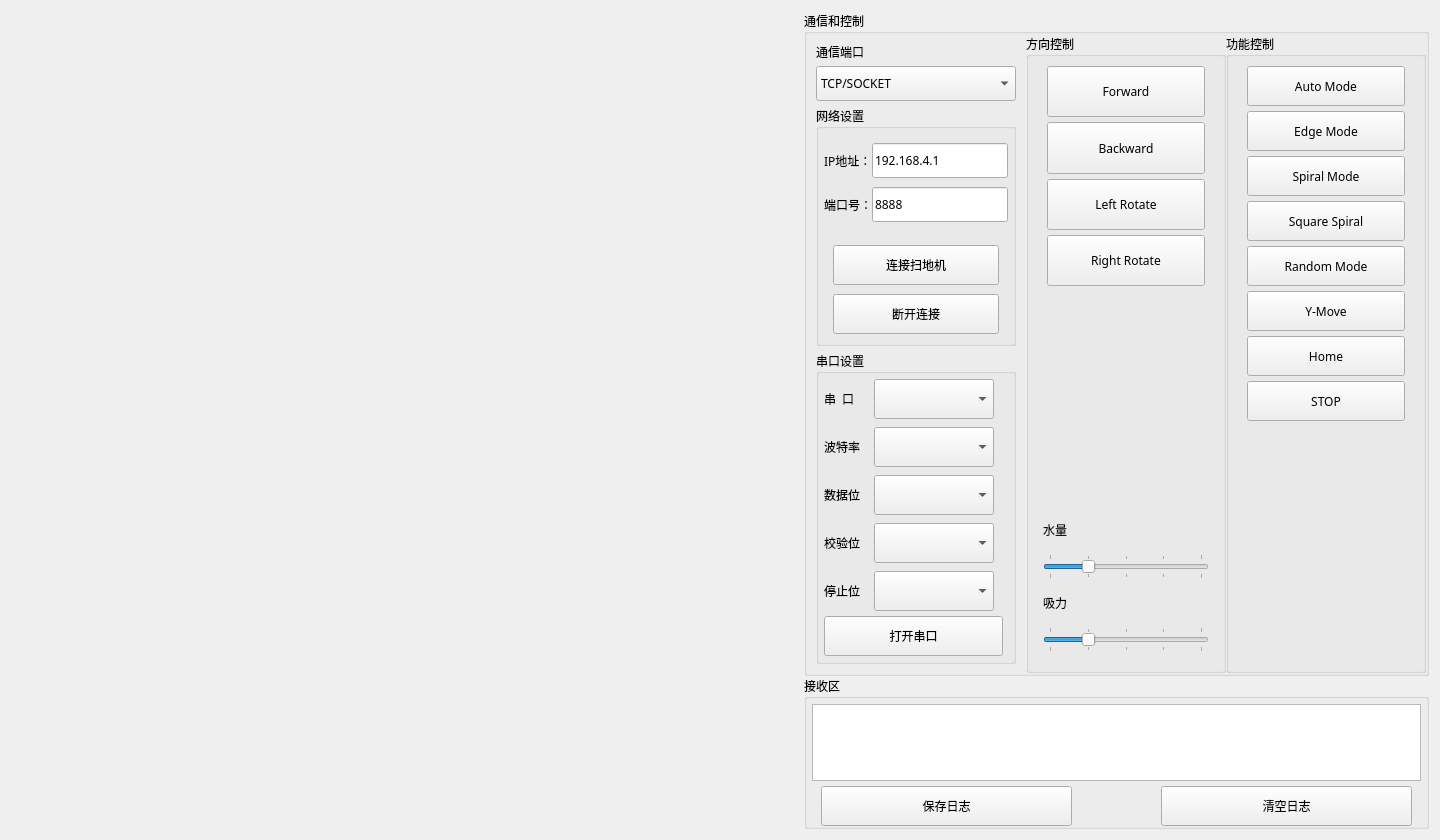
This is sweep_robot_tool/widget.ui in fortune-chen/Sweep_Robot_Tool as Qt 5 draws it before an edit. The edited form follows.
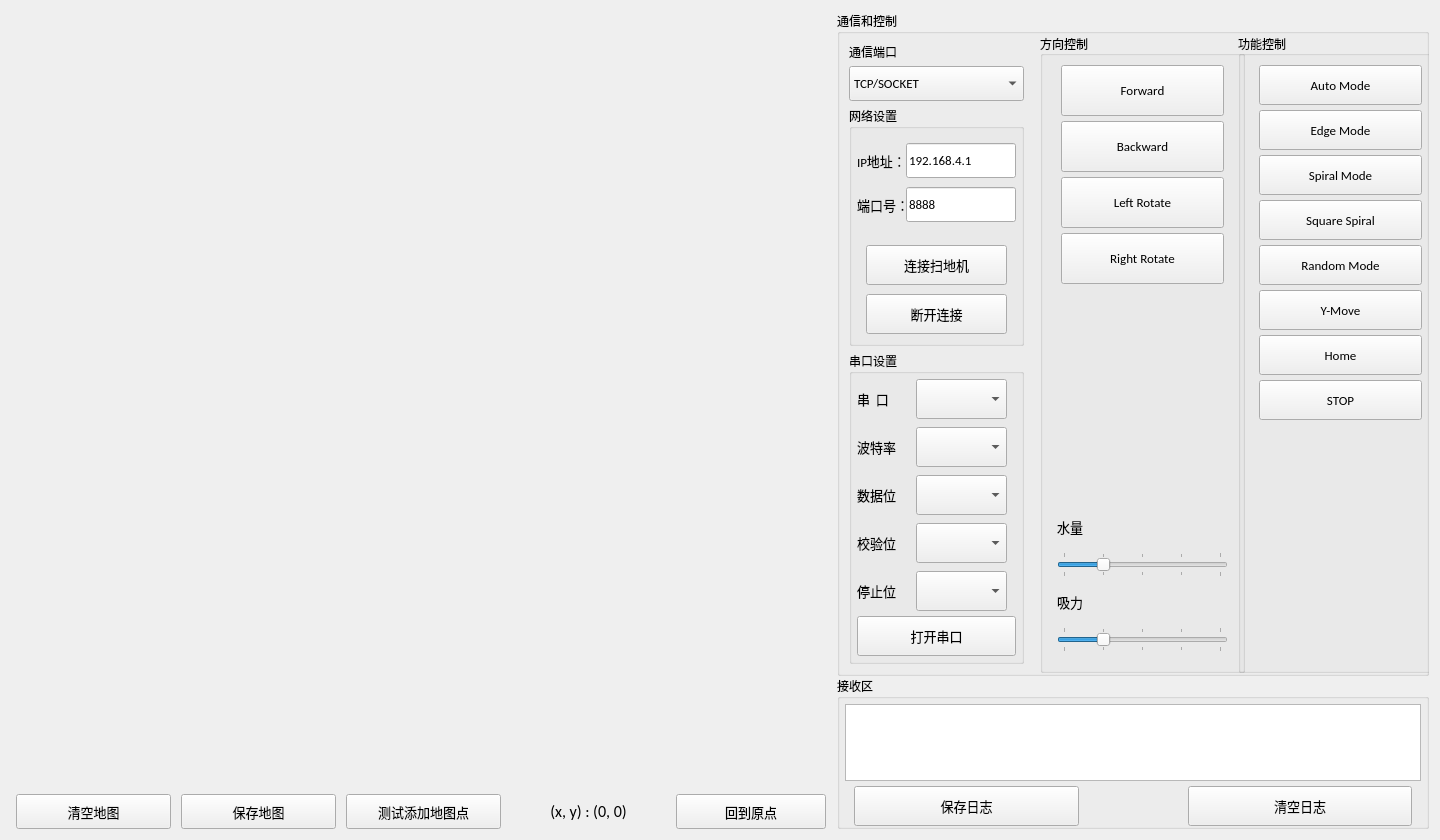
This is the edited form. Icons and pictures are not drawn. Custom widgets are drawn as their Qt base class.

The edit to the form file:
```diff
--- a/sweep_robot_tool/widget.ui
+++ b/sweep_robot_tool/widget.ui
@@ -35,18 +35,169 @@
   <property name="autoFillBackground">
    <bool>true</bool>
   </property>
-  <layout class="QHBoxLayout" name="horizontalLayout_3">
+  <layout class="QHBoxLayout" name="horizontalLayout_5">
    <item>
-    <layout class="QHBoxLayout" name="horizontalLayout">
+    <layout class="QHBoxLayout" name="horizontalLayout_3">
      <item>
-      <widget class="map" name="formWidget" native="true">
-       <property name="minimumSize">
-        <size>
-         <width>787</width>
-         <height>770</height>
-        </size>
-       </property>
-      </widget>
+      <layout class="QVBoxLayout" name="verticalLayout_3">
+       <item>
+        <widget class="map" name="formWidget" native="true">
+         <property name="minimumSize">
+          <size>
+           <width>820</width>
+           <height>770</height>
+          </size>
+         </property>
+        </widget>
+       </item>
+       <item>
+        <layout class="QHBoxLayout" name="horizontalLayout" stretch="1,1,1,1,1">
+         <property name="spacing">
+          <number>10</number>
+         </property>
+         <property name="leftMargin">
+          <number>5</number>
+         </property>
+         <property name="rightMargin">
+          <number>5</number>
+         </property>
+         <item>
+          <widget class="QPushButton" name="btn_clear_map">
+           <property name="sizePolicy">
+            <sizepolicy hsizetype="Expanding" vsizetype="Fixed">
+             <horstretch>0</horstretch>
+             <verstretch>0</verstretch>
+            </sizepolicy>
+           </property>
+           <property name="minimumSize">
+            <size>
+             <width>120</width>
+             <height>35</height>
+            </size>
+           </property>
+           <property name="font">
+            <font>
+             <family>Calibri</family>
+             <pointsize>10</pointsize>
+            </font>
+           </property>
+           <property name="text">
+            <string>清空地图</string>
+           </property>
+          </widget>
+         </item>
+         <item>
+          <widget class="QPushButton" name="btn_save_map">
+           <property name="enabled">
+            <bool>true</bool>
+           </property>
+           <property name="sizePolicy">
+            <sizepolicy hsizetype="Expanding" vsizetype="Fixed">
+             <horstretch>0</horstretch>
+             <verstretch>0</verstretch>
+            </sizepolicy>
+           </property>
+           <property name="minimumSize">
+            <size>
+             <width>120</width>
+             <height>35</height>
+            </size>
+           </property>
+           <property name="font">
+            <font>
+             <family>Calibri</family>
+             <pointsize>10</pointsize>
+            </font>
+           </property>
+           <property name="text">
+            <string>保存地图</string>
+           </property>
+          </widget>
+         </item>
+         <item>
+          <widget class="QPushButton" name="btn_test_add_map_points">
+           <property name="sizePolicy">
+            <sizepolicy hsizetype="Expanding" vsizetype="Fixed">
+             <horstretch>0</horstretch>
+             <verstretch>0</verstretch>
+            </sizepolicy>
+           </property>
+           <property name="minimumSize">
+            <size>
+             <width>120</width>
+             <height>35</height>
+            </size>
+           </property>
+           <property name="font">
+            <font>
+             <family>Calibri</family>
+             <pointsize>10</pointsize>
+            </font>
+           </property>
+           <property name="text">
+            <string>测试添加地图点</string>
+           </property>
+          </widget>
+         </item>
+         <item>
+          <widget class="QLabel" name="m_label_coord">
+           <property name="sizePolicy">
+            <sizepolicy hsizetype="Expanding" vsizetype="Maximum">
+             <horstretch>0</horstretch>
+             <verstretch>0</verstretch>
+            </sizepolicy>
+           </property>
+           <property name="minimumSize">
+            <size>
+             <width>120</width>
+             <height>35</height>
+            </size>
+           </property>
+           <property name="font">
+            <font>
+             <family>Calibri</family>
+             <pointsize>12</pointsize>
+            </font>
+           </property>
+           <property name="layoutDirection">
+            <enum>Qt::RightToLeft</enum>
+           </property>
+           <property name="text">
+            <string>(x, y) : (0, 0)</string>
+           </property>
+           <property name="alignment">
+            <set>Qt::AlignCenter</set>
+           </property>
+          </widget>
+         </item>
+         <item>
+          <widget class="QPushButton" name="btn_focus_map">
+           <property name="sizePolicy">
+            <sizepolicy hsizetype="Fixed" vsizetype="Fixed">
+             <horstretch>0</horstretch>
+             <verstretch>0</verstretch>
+            </sizepolicy>
+           </property>
+           <property name="minimumSize">
+            <size>
+             <width>150</width>
+             <height>35</height>
+            </size>
+           </property>
+           <property name="font">
+            <font>
+             <family>Calibri</family>
+             <pointsize>10</pointsize>
+            </font>
+           </property>
+           <property name="text">
+            <string>回到原点</string>
+           </property>
+          </widget>
+         </item>
+        </layout>
+       </item>
+      </layout>
      </item>
      <item>
       <layout class="QVBoxLayout" name="v2_settings">
@@ -102,13 +253,19 @@
            <number>0</number>
           </property>
           <item row="0" column="0">
-           <layout class="QGridLayout" name="gridLayout_11" columnminimumwidth="1,1,1,0">
+           <layout class="QGridLayout" name="gridLayout_11" columnminimumwidth="1,1,1,1">
             <property name="leftMargin">
              <number>0</number>
             </property>
             <property name="rightMargin">
              <number>0</number>
             </property>
+            <property name="horizontalSpacing">
+             <number>10</number>
+            </property>
+            <property name="verticalSpacing">
+             <number>6</number>
+            </property>
             <item row="0" column="0">
              <layout class="QVBoxLayout" name="verticalLayout_6">
               <property name="spacing">
@@ -124,7 +281,7 @@
                <number>9</number>
               </property>
               <property name="rightMargin">
-               <number>9</number>
+               <number>5</number>
               </property>
               <property name="bottomMargin">
                <number>9</number>
@@ -137,9 +294,15 @@
                   <verstretch>0</verstretch>
                  </sizepolicy>
                 </property>
+                <property name="minimumSize">
+                 <size>
+                  <width>200</width>
+                  <height>0</height>
+                 </size>
+                </property>
                 <property name="font">
                  <font>
-                  <family>72</family>
+                  <family>Calibri</family>
                   <pointsize>9</pointsize>
                  </font>
                 </property>
@@ -158,10 +321,16 @@
                 </property>
                 <property name="minimumSize">
                  <size>
-                  <width>90</width>
+                  <width>153</width>
                   <height>35</height>
                  </size>
                 </property>
+                <property name="font">
+                 <font>
+                  <family>Calibri</family>
+                  <pointsize>10</pointsize>
+                 </font>
+                </property>
                 <item>
                  <property name="text">
                   <string>TCP/SOCKET</string>
@@ -251,8 +420,8 @@
                        </property>
                        <property name="font">
                         <font>
-                         <family>72</family>
-                         <pointsize>9</pointsize>
+                         <family>Calibri</family>
+                         <pointsize>10</pointsize>
                          <weight>50</weight>
                          <bold>false</bold>
                         </font>
@@ -278,8 +447,8 @@
                        </property>
                        <property name="font">
                         <font>
-                         <family>72</family>
-                         <pointsize>9</pointsize>
+                         <family>Calibri</family>
+                         <pointsize>10</pointsize>
                          <weight>50</weight>
                          <bold>false</bold>
                         </font>
@@ -303,6 +472,12 @@
                          <height>35</height>
                         </size>
                        </property>
+                       <property name="font">
+                        <font>
+                         <family>Calibri</family>
+                         <pointsize>10</pointsize>
+                        </font>
+                       </property>
                        <property name="text">
                         <string>8888</string>
                        </property>
@@ -322,6 +497,12 @@
                          <height>35</height>
                         </size>
                        </property>
+                       <property name="font">
+                        <font>
+                         <family>Calibri</family>
+                         <pointsize>10</pointsize>
+                        </font>
+                       </property>
                        <property name="text">
                         <string>192.168.4.1</string>
                        </property>
@@ -362,8 +543,8 @@
                        </property>
                        <property name="font">
                         <font>
-                         <family>72</family>
-                         <pointsize>9</pointsize>
+                         <family>Calibri</family>
+                         <pointsize>10</pointsize>
                          <weight>50</weight>
                          <bold>false</bold>
                         </font>
@@ -389,8 +570,8 @@
                        </property>
                        <property name="font">
                         <font>
-                         <family>72</family>
-                         <pointsize>9</pointsize>
+                         <family>Calibri</family>
+                         <pointsize>10</pointsize>
                          <weight>50</weight>
                          <bold>false</bold>
                         </font>
@@ -433,7 +614,7 @@
                 </property>
                 <property name="minimumSize">
                  <size>
-                  <width>200</width>
+                  <width>156</width>
                   <height>0</height>
                  </size>
                 </property>
@@ -460,13 +641,13 @@
                   <number>5</number>
                  </property>
                  <property name="rightMargin">
-                  <number>10</number>
+                  <number>5</number>
                  </property>
                  <property name="bottomMargin">
                   <number>5</number>
                  </property>
                  <property name="horizontalSpacing">
-                  <number>0</number>
+                  <number>1</number>
                  </property>
                  <property name="verticalSpacing">
                   <number>5</number>
@@ -488,6 +669,12 @@
                      <height>40</height>
                     </size>
                    </property>
+                   <property name="font">
+                    <font>
+                     <family>Calibri</family>
+                     <pointsize>10</pointsize>
+                    </font>
+                   </property>
                    <property name="text">
                     <string>打开串口</string>
                    </property>
@@ -521,7 +708,7 @@
                     <number>0</number>
                    </property>
                    <property name="horizontalSpacing">
-                    <number>0</number>
+                    <number>9</number>
                    </property>
                    <property name="verticalSpacing">
                     <number>8</number>
@@ -540,6 +727,12 @@
                        <height>0</height>
                       </size>
                      </property>
+                     <property name="font">
+                      <font>
+                       <family>Calibri</family>
+                       <pointsize>10</pointsize>
+                      </font>
+                     </property>
                      <property name="text">
                       <string>波特率</string>
                      </property>
@@ -565,6 +758,12 @@
                        <height>16777215</height>
                       </size>
                      </property>
+                     <property name="font">
+                      <font>
+                       <family>Calibri</family>
+                       <pointsize>10</pointsize>
+                      </font>
+                     </property>
                     </widget>
                    </item>
                    <item row="3" column="0">
@@ -581,6 +780,12 @@
                        <height>0</height>
                       </size>
                      </property>
+                     <property name="font">
+                      <font>
+                       <family>Calibri</family>
+                       <pointsize>10</pointsize>
+                      </font>
+                     </property>
                      <property name="text">
                       <string>校验位</string>
                      </property>
@@ -600,6 +805,12 @@
                        <height>0</height>
                       </size>
                      </property>
+                     <property name="font">
+                      <font>
+                       <family>Calibri</family>
+                       <pointsize>10</pointsize>
+                      </font>
+                     </property>
                      <property name="text">
                       <string>停止位</string>
                      </property>
@@ -625,6 +836,12 @@
                        <height>16777215</height>
                       </size>
                      </property>
+                     <property name="font">
+                      <font>
+                       <family>Calibri</family>
+                       <pointsize>10</pointsize>
+                      </font>
+                     </property>
                     </widget>
                    </item>
                    <item row="2" column="0">
@@ -641,6 +858,12 @@
                        <height>0</height>
                       </size>
                      </property>
+                     <property name="font">
+                      <font>
+                       <family>Calibri</family>
+                       <pointsize>10</pointsize>
+                      </font>
+                     </property>
                      <property name="text">
                       <string>数据位</string>
                      </property>
@@ -666,6 +889,12 @@
                        <height>16777215</height>
                       </size>
                      </property>
+                     <property name="font">
+                      <font>
+                       <family>Calibri</family>
+                       <pointsize>10</pointsize>
+                      </font>
+                     </property>
                     </widget>
                    </item>
                    <item row="0" column="0">
@@ -682,6 +911,12 @@
                        <height>0</height>
                       </size>
                      </property>
+                     <property name="font">
+                      <font>
+                       <family>Calibri</family>
+                       <pointsize>10</pointsize>
+                      </font>
+                     </property>
                      <property name="text">
                       <string>串  口</string>
                      </property>
@@ -707,6 +942,12 @@
                        <height>16777215</height>
                       </size>
                      </property>
+                     <property name="font">
+                      <font>
+                       <family>Calibri</family>
+                       <pointsize>10</pointsize>
+                      </font>
+                     </property>
                     </widget>
                    </item>
                    <item row="0" column="1">
@@ -729,6 +970,12 @@
                        <height>16777215</height>
                       </size>
                      </property>
+                     <property name="font">
+                      <font>
+                       <family>Calibri</family>
+                       <pointsize>10</pointsize>
+                      </font>
+                     </property>
                     </widget>
                    </item>
                   </layout>
@@ -748,7 +995,7 @@
               </property>
               <property name="minimumSize">
                <size>
-                <width>180</width>
+                <width>205</width>
                 <height>0</height>
                </size>
               </property>
@@ -760,7 +1007,7 @@
               </property>
               <property name="font">
                <font>
-                <family>72</family>
+                <family>Calibri</family>
                 <pointsize>9</pointsize>
                </font>
               </property>
@@ -814,6 +1061,12 @@
                      <height>40</height>
                     </size>
                    </property>
+                   <property name="font">
+                    <font>
+                     <family>Calibri</family>
+                     <pointsize>10</pointsize>
+                    </font>
+                   </property>
                    <property name="text">
                     <string>Forward</string>
                    </property>
@@ -833,6 +1086,12 @@
                      <height>40</height>
                     </size>
                    </property>
+                   <property name="font">
+                    <font>
+                     <family>Calibri</family>
+                     <pointsize>10</pointsize>
+                    </font>
+                   </property>
                    <property name="text">
                     <string>Backward</string>
                    </property>
@@ -852,6 +1111,12 @@
                      <height>40</height>
                     </size>
                    </property>
+                   <property name="font">
+                    <font>
+                     <family>Calibri</family>
+                     <pointsize>10</pointsize>
+                    </font>
+                   </property>
                    <property name="text">
                     <string>Left Rotate</string>
                    </property>
@@ -871,6 +1136,12 @@
                      <height>40</height>
                     </size>
                    </property>
+                   <property name="font">
+                    <font>
+                     <family>Calibri</family>
+                     <pointsize>10</pointsize>
+                    </font>
+                   </property>
                    <property name="text">
                     <string>Right Rotate</string>
                    </property>
@@ -899,8 +1170,8 @@
                   <widget class="QLabel" name="label_10">
                    <property name="font">
                     <font>
-                     <family>72</family>
-                     <pointsize>9</pointsize>
+                     <family>Calibri</family>
+                     <pointsize>10</pointsize>
                     </font>
                    </property>
                    <property name="text">
@@ -943,8 +1214,8 @@
                   <widget class="QLabel" name="label_11">
                    <property name="font">
                     <font>
-                     <family>72</family>
-                     <pointsize>9</pointsize>
+                     <family>Calibri</family>
+                     <pointsize>10</pointsize>
                     </font>
                    </property>
                    <property name="text">
@@ -1008,7 +1279,7 @@
               </property>
               <property name="minimumSize">
                <size>
-                <width>180</width>
+                <width>205</width>
                 <height>0</height>
                </size>
               </property>
@@ -1020,7 +1291,7 @@
               </property>
               <property name="font">
                <font>
-                <family>72</family>
+                <family>Calibri</family>
                 <pointsize>9</pointsize>
                </font>
               </property>
@@ -1086,6 +1357,12 @@
                      <height>16777215</height>
                     </size>
                    </property>
+                   <property name="font">
+                    <font>
+                     <family>Calibri</family>
+                     <pointsize>10</pointsize>
+                    </font>
+                   </property>
                    <property name="text">
                     <string>Auto Mode</string>
                    </property>
@@ -1113,8 +1390,8 @@
                    </property>
                    <property name="font">
                     <font>
-                     <family>72</family>
-                     <pointsize>9</pointsize>
+                     <family>Calibri</family>
+                     <pointsize>10</pointsize>
                      <weight>50</weight>
                      <bold>false</bold>
                     </font>
@@ -1144,6 +1421,12 @@
                      <height>16777215</height>
                     </size>
                    </property>
+                   <property name="font">
+                    <font>
+                     <family>Calibri</family>
+                     <pointsize>10</pointsize>
+                    </font>
+                   </property>
                    <property name="text">
                     <string>Home</string>
                    </property>
@@ -1169,6 +1452,12 @@
                      <height>16777215</height>
                     </size>
                    </property>
+                   <property name="font">
+                    <font>
+                     <family>Calibri</family>
+                     <pointsize>10</pointsize>
+                    </font>
+                   </property>
                    <property name="text">
                     <string>Random Mode</string>
                    </property>
@@ -1194,6 +1483,12 @@
                      <height>16777215</height>
                     </size>
                    </property>
+                   <property name="font">
+                    <font>
+                     <family>Calibri</family>
+                     <pointsize>10</pointsize>
+                    </font>
+                   </property>
                    <property name="text">
                     <string>Edge Mode</string>
                    </property>
@@ -1219,6 +1514,12 @@
                      <height>16777215</height>
                     </size>
                    </property>
+                   <property name="font">
+                    <font>
+                     <family>Calibri</family>
+                     <pointsize>10</pointsize>
+                    </font>
+                   </property>
                    <property name="text">
                     <string>Spiral Mode</string>
                    </property>
@@ -1244,6 +1545,12 @@
                      <height>16777215</height>
                     </size>
                    </property>
+                   <property name="font">
+                    <font>
+                     <family>Calibri</family>
+                     <pointsize>10</pointsize>
+                    </font>
+                   </property>
                    <property name="text">
                     <string>Square Spiral</string>
                    </property>
@@ -1269,6 +1576,12 @@
                      <height>16777215</height>
                     </size>
                    </property>
+                   <property name="font">
+                    <font>
+                     <family>Calibri</family>
+                     <pointsize>10</pointsize>
+                    </font>
+                   </property>
                    <property name="text">
                     <string>Y-Move</string>
                    </property>
@@ -1430,6 +1743,12 @@
                   <height>40</height>
                  </size>
                 </property>
+                <property name="font">
+                 <font>
+                  <family>Calibri</family>
+                  <pointsize>10</pointsize>
+                 </font>
+                </property>
                 <property name="text">
                  <string>保存日志</string>
                 </property>
@@ -1445,7 +1764,7 @@
                 </property>
                 <property name="sizeHint" stdset="0">
                  <size>
-                  <width>80</width>
+                  <width>100</width>
                   <height>20</height>
                  </size>
                 </property>
@@ -1465,6 +1784,12 @@
                   <height>40</height>
                  </size>
                 </property>
+                <property name="font">
+                 <font>
+                  <family>Calibri</family>
+                  <pointsize>10</pointsize>
+                 </font>
+                </property>
                 <property name="text">
                  <string>清空日志</string>
                 </property>
```
